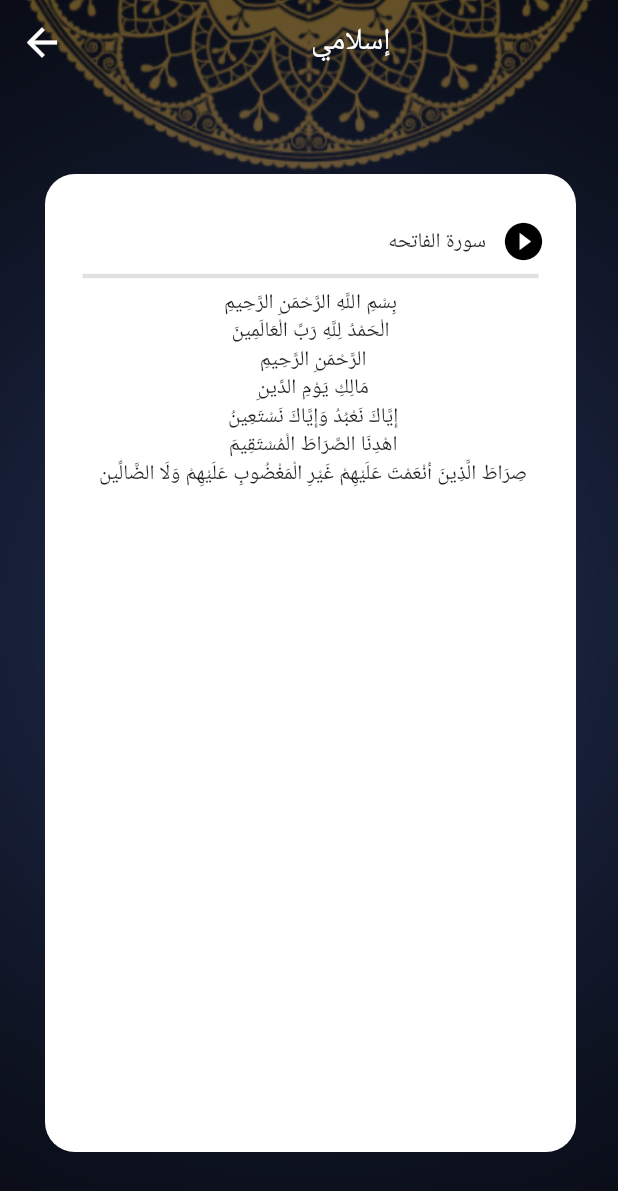
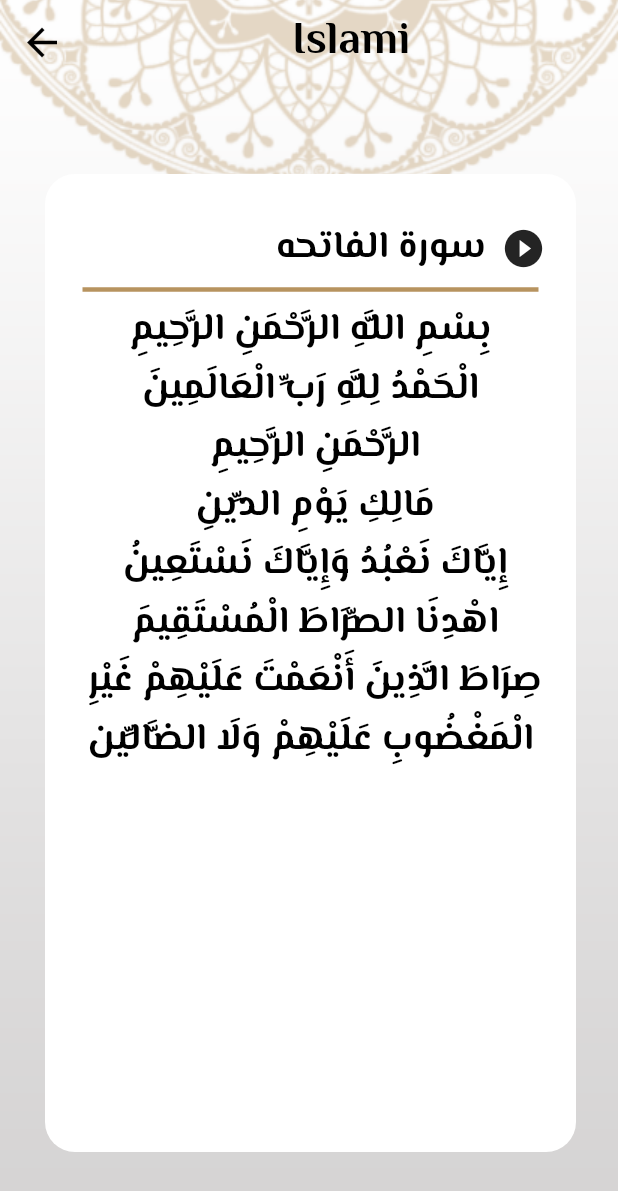
Before and after one commit to Kholoudd/islamiapp, a Flutter app: the screen it shows after launch, after a tap on an icon or button, on a phone screen of 412 x 824 dp. Shown: the top 1191 px of the screen. Run offline on Flutter 3.47's test engine with Material 2 defaults, Android fonts, the phone set to English and light mode, and no system bars; our stand-ins replace google_fonts; generated files the repository leaves out were written again.

Commit message:
finish islami app

```diff
--- a/lib/SplashPage.dart
+++ b/lib/SplashPage.dart
@@ -1,21 +1,32 @@
 import 'dart:async';
+
 import 'package:flutter/material.dart';
 import 'package:islami/HomePage.dart';
 import 'package:islami/core/provider/applicationProvider.dart';
 import 'package:provider/provider.dart';
-import 'core/theme/applicationTheme.dart';
 
-class SplashPage extends StatelessWidget {
+class SplashPage extends StatefulWidget {
   static const String routeName = "splash_Screen";
 
   const SplashPage({super.key});
 
   @override
-  Widget build(BuildContext context) {
-    var mainProvider = Provider.of<AppPovider>(context);
+  State<SplashPage> createState() => _SplashPageState();
+}
+
+class _SplashPageState extends State<SplashPage> {
+  @override
+  void initState() {
     Timer(Duration(seconds: 3), () {
       Navigator.pushReplacementNamed(context, HomeLayout.routeName);
     });
+    super.initState();
+  }
+
+  @override
+  Widget build(BuildContext context) {
+    var mainProvider = Provider.of<AppPovider>(context);
+
     final mediaquary = MediaQuery.of(context).size;
     return Scaffold(
       body: Image.asset(
--- a/lib/core/provider/applicationProvider.dart
+++ b/lib/core/provider/applicationProvider.dart
@@ -1,7 +1,7 @@
 import 'package:flutter/material.dart';
 
 class AppPovider extends ChangeNotifier {
-  ThemeMode currentTheme = ThemeMode.dark;
+  ThemeMode currentTheme = ThemeMode.light;
 
   String currentLocal = "en";
 
--- /dev/null
+++ b/lib/core/theme/applicationTheme.dart
@@ -0,0 +1,134 @@
+import 'package:flutter/material.dart';
+import 'package:google_fonts/google_fonts.dart';
+
+class ApplicationTheme {
+  static bool isDark = true;
+
+  static ThemeData lightTheme = ThemeData(
+    primaryColor: const Color(0xFFB7935F),
+    scaffoldBackgroundColor: const Color(0xFFDFECDB),
+    colorScheme: ColorScheme.fromSeed(
+      primary: const Color(0xFFB7935F),
+      seedColor: const Color(0xFFB7935F),
+      onSecondary: const Color(0xFF242424),
+      onPrimary: const Color(0xFFB7935F),
+      onBackground: Colors.white,
+    ),
+    appBarTheme: AppBarTheme(
+      iconTheme: IconThemeData(color: Colors.black),
+      backgroundColor: Colors.transparent,
+      elevation: 0.0,
+      centerTitle: false,
+      titleTextStyle: GoogleFonts.elMessiri(
+        fontSize: 30,
+        fontWeight: FontWeight.bold,
+        color: Colors.black,
+      ),
+    ),
+    bottomNavigationBarTheme: BottomNavigationBarThemeData(
+      backgroundColor: Color(0xFFB7935F),
+      elevation: 0.0,
+      type: BottomNavigationBarType.fixed,
+      showSelectedLabels: false,
+      showUnselectedLabels: false,
+      selectedIconTheme: IconThemeData(
+        color: Colors.black,
+        size: 32,
+      ),
+      selectedItemColor: Colors.black,
+      unselectedIconTheme: IconThemeData(
+        color: Colors.white,
+      ),
+      unselectedItemColor: Colors.white,
+    ),
+    textTheme: TextTheme(
+        titleLarge: GoogleFonts.elMessiri(
+          fontSize: 30,
+          fontWeight: FontWeight.bold,
+          color: Colors.black,
+        ),
+        bodyLarge: GoogleFonts.elMessiri(
+          fontSize: 25,
+          fontWeight: FontWeight.bold,
+          color: Colors.black,
+        ),
+        bodyMedium: GoogleFonts.elMessiri(
+          fontSize: 25,
+          fontWeight: FontWeight.w500,
+          color: Colors.black,
+        ),
+        bodySmall: GoogleFonts.elMessiri(
+          fontSize: 18,
+          fontWeight: FontWeight.normal,
+          color: Colors.black,
+        )),
+    floatingActionButtonTheme: FloatingActionButtonThemeData(
+      backgroundColor: const Color(0xFFB7935F).withOpacity(0.7),
+    ),
+    // bottomSheetTheme: BottomSheetThemeData(
+    //   backgroundColor: const Color(0xFFB7935F).withOpacity(0.7),
+    // ),
+    dividerColor: const Color(0xFFB7935F),
+  );
+
+  static ThemeData darkTheme = ThemeData(
+    primaryColor: const Color(0xFF141A2E),
+    scaffoldBackgroundColor: Colors.transparent,
+    colorScheme: ColorScheme.fromSeed(
+      seedColor: const Color(0xFF141A2E),
+      onPrimary: const Color(0xFF141A2E),
+      onSecondary: const Color(0xFFFACC1D),
+      primary: const Color(0xFFFACC1D),
+      background: const Color(0xFF141A2E),
+    ),
+    appBarTheme: AppBarTheme(
+        backgroundColor: Colors.transparent,
+        elevation: 0.0,
+        centerTitle: true,
+        titleTextStyle: GoogleFonts.elMessiri(
+          fontSize: 30,
+          fontWeight: FontWeight.bold,
+          color: Colors.white,
+        ),
+        iconTheme: IconThemeData(color: Colors.white)),
+    bottomNavigationBarTheme: const BottomNavigationBarThemeData(
+      backgroundColor: Color(0xFF141A2E),
+      type: BottomNavigationBarType.fixed,
+      selectedIconTheme: IconThemeData(
+        size: 32,
+        color: Color(0xFFFACC1D),
+      ),
+      selectedItemColor: Color(0xFFFACC1D),
+      unselectedIconTheme: IconThemeData(
+        size: 26,
+        color: Colors.white,
+      ),
+      unselectedItemColor: Colors.white,
+    ),
+    textTheme: TextTheme(
+        titleLarge: GoogleFonts.elMessiri(
+          fontSize: 30,
+          fontWeight: FontWeight.bold,
+          color: Colors.white,
+        ),
+        bodyLarge: GoogleFonts.elMessiri(
+          fontSize: 25,
+          fontWeight: FontWeight.bold,
+          color: Color(0xFFFACC1D),
+        ),
+        bodyMedium: GoogleFonts.elMessiri(
+          fontSize: 25,
+          fontWeight: FontWeight.w500,
+          color: Colors.white,
+        ),
+        bodySmall: GoogleFonts.elMessiri(
+          fontSize: 18,
+          fontWeight: FontWeight.normal,
+          color: Colors.black,
+        )),
+    bottomSheetTheme: BottomSheetThemeData(
+      backgroundColor: const Color(0xFF141A2E).withOpacity(0.7),
+    ),
+    dividerColor: const Color(0xFFFACC1D),
+  );
+}
--- /dev/null
+++ b/lib/moduls/hadeth/hadethContent.dart
@@ -0,0 +1,6 @@
+class HadethContent {
+  final String hadethTitel;
+  final String hadethContent;
+
+  HadethContent({required this.hadethTitel, required this.hadethContent});
+}
--- a/lib/moduls/quran/quranDetails.dart
+++ b/lib/moduls/quran/quranDetails.dart
@@ -1,8 +1,10 @@
 import 'package:flutter/material.dart';
 import 'package:flutter/services.dart';
+import 'package:flutter_gen/gen_l10n/app_localizations.dart';
 import 'package:islami/core/provider/applicationProvider.dart';
 import 'package:islami/moduls/quran/quranPage.dart';
 import 'package:provider/provider.dart';
+
 import '../../core/theme/applicationTheme.dart';
 
 class QuranDetails extends StatefulWidget {
@@ -28,6 +30,7 @@ class _QuranDetailsState extends State<QuranDetails> {
       readFile(args.suraNumber);
     }
     var mediaQuary = MediaQuery.of(context).size;
+    var local = AppLocalizations.of(context)!;
     return Container(
       decoration: BoxDecoration(
           image: DecorationImage(
@@ -47,7 +50,7 @@ class _QuranDetailsState extends State<QuranDetails> {
           elevation: 0,
           title: Center(
             child: Text(
-              "إسلامي",
+              local.islami,
             ),
           ),
         ),
--- a/lib/moduls/quran/quranPage.dart
+++ b/lib/moduls/quran/quranPage.dart
@@ -1,6 +1,8 @@
 import 'package:flutter/material.dart';
+import 'package:islami/core/provider/applicationProvider.dart';
 import 'package:islami/moduls/quran/quranDetails.dart';
 import 'package:islami/moduls/quran/widegt/items.dart';
+import 'package:provider/provider.dart';
 
 import '../../core/theme/applicationTheme.dart';
 
@@ -125,6 +127,7 @@ class QuranPage extends StatelessWidget {
 
   Widget build(BuildContext context) {
     var theme = Theme.of(context);
+    var mainProvider = Provider.of<AppPovider>(context);
     return Column(
       children: [
         Image.asset("assets/images/qur2an_screen_logo.png"),
```
Also changed, not shown: lib/moduls/hadeth/hadethDetails.dart (+11 -6 lines), lib/moduls/hadeth/hadethPage.dart (+24 -33 lines), lib/moduls/hadeth/hadethTitel.dart (deleted, +0 -19 lines), lib/moduls/sebha/sebhaPage.dart (+12 -1 lines), assets/files/ahadeth.txt (line endings or trailing spaces).
